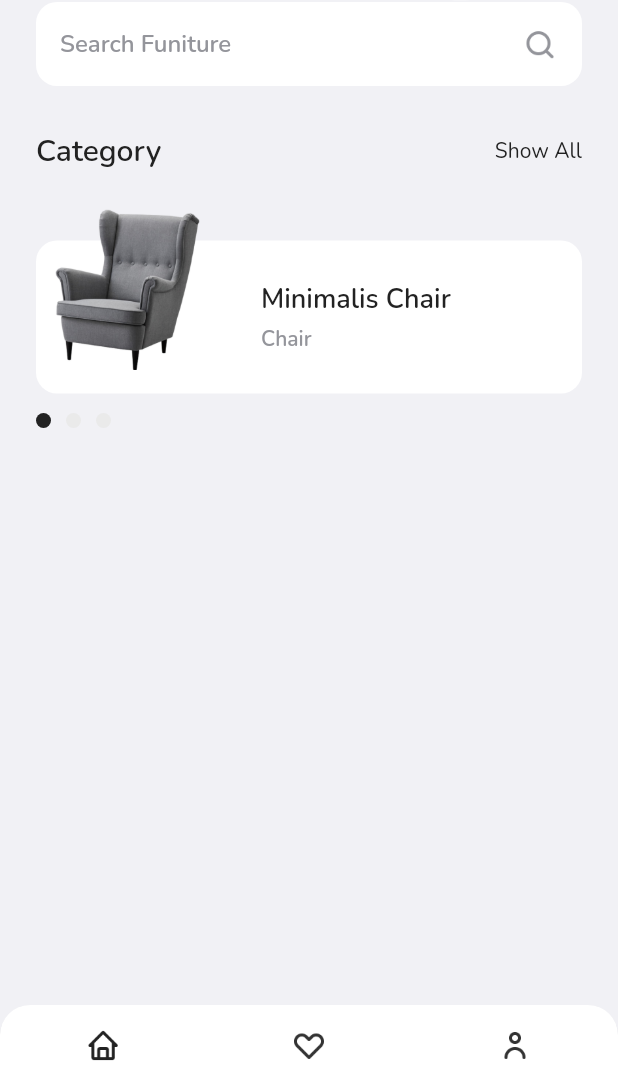
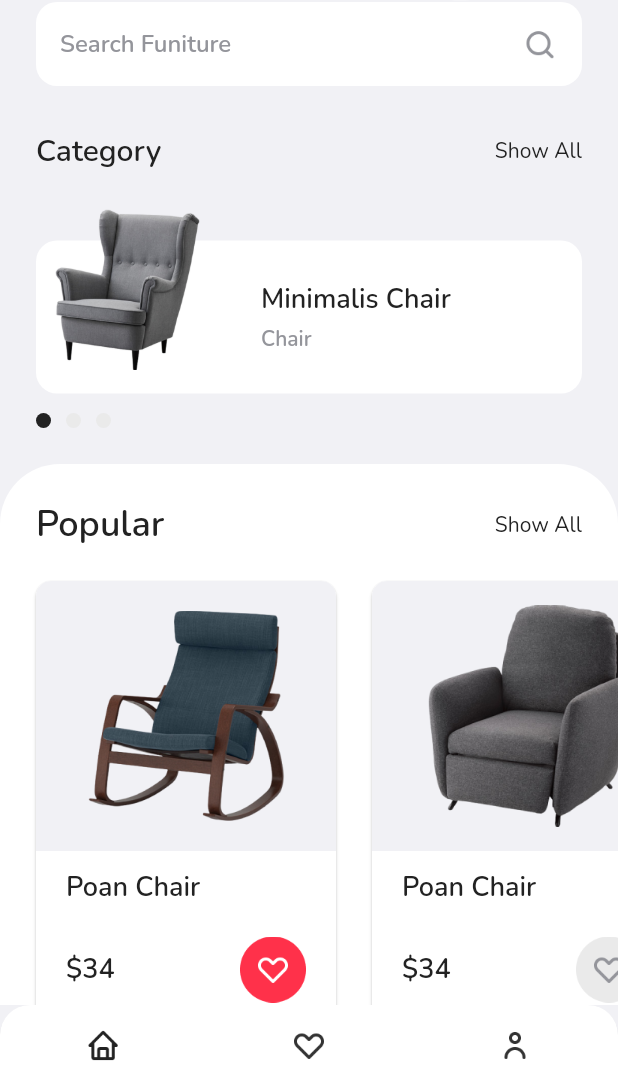
Before and after one commit to joedave13/space, a Flutter app: the HomePage screen opened by its route, on a phone screen of 412 x 824 dp, the part 147-1236 px from its top. Run offline on Flutter 3.47's test engine with Material 2 defaults, Android fonts, the phone set to English and light mode, and no system bars; drawn by our look-alikes of carousel_slider; our stand-ins replace fluttertoast, google_fonts.

Commit message:
home page - popular section

```diff
--- a/analysis_options.yaml
+++ b/analysis_options.yaml
@@ -24,6 +24,7 @@ linter:
   rules:
     prefer_const_constructors: false
     prefer_const_literals_to_create_immutables: false
+    sized_box_for_whitespace: false
     # avoid_print: false  # Uncomment to disable the `avoid_print` rule
     # prefer_single_quotes: true  # Uncomment to enable the `prefer_single_quotes` rule
 
--- a/lib/pages/home_page.dart
+++ b/lib/pages/home_page.dart
@@ -2,6 +2,7 @@ import 'package:carousel_slider/carousel_slider.dart';
 import 'package:flutter/material.dart';
 import 'package:space/theme.dart';
 import 'package:space/widgets/home_category_item.dart';
+import 'package:space/widgets/home_popular_item.dart';
 
 class HomePage extends StatefulWidget {
   const HomePage({Key? key}) : super(key: key);
@@ -232,6 +233,82 @@ class _HomePageState extends State<HomePage> {
                   ],
                 ),
               ),
+
+              // POPULAR SECTION
+              Container(
+                margin: EdgeInsets.only(
+                  top: 24,
+                ),
+                decoration: BoxDecoration(
+                  borderRadius: BorderRadius.only(
+                    topLeft: Radius.circular(40),
+                    topRight: Radius.circular(40),
+                  ),
+                  color: kWhiteColor,
+                ),
+                child: Column(
+                  children: [
+                    Container(
+                      margin: EdgeInsets.only(
+                        top: 24,
+                      ),
+                      padding: EdgeInsets.symmetric(
+                        horizontal: 24,
+                      ),
+                      child: Row(
+                        mainAxisAlignment: MainAxisAlignment.spaceBetween,
+                        children: [
+                          Text(
+                            'Popular',
+                            style: blackTextStyle.copyWith(
+                              fontSize: 24,
+                              fontWeight: semiBold,
+                            ),
+                          ),
+                          Text(
+                            'Show All',
+                            style: blackTextStyle,
+                          ),
+                        ],
+                      ),
+                    ),
+                    SizedBox(
+                      height: 16,
+                    ),
+                    SizedBox(
+                      height: 310,
+                      child: SingleChildScrollView(
+                        scrollDirection: Axis.horizontal,
+                        child: Row(
+                          children: [
+                            HomePopularItem(
+                              title: 'Poan Chair',
+                              imageUrl: 'assets/image_product_popular1.png',
+                              price: 34,
+                              isWishlist: true,
+                            ),
+                            HomePopularItem(
+                              title: 'Poan Chair',
+                              imageUrl: 'assets/image_product_popular2.png',
+                              price: 34,
+                              isWishlist: false,
+                            ),
+                            HomePopularItem(
+                              title: 'Poan Chair',
+                              imageUrl: 'assets/image_product_popular3.png',
+                              price: 34,
+                              isWishlist: false,
+                            ),
+                          ],
+                        ),
+                      ),
+                    ),
+                    SizedBox(
+                      height: 50,
+                    ),
+                  ],
+                ),
+              ),
             ],
           ),
         ],
--- /dev/null
+++ b/lib/widgets/home_popular_item.dart
@@ -0,0 +1,89 @@
+import 'package:flutter/material.dart';
+import 'package:space/theme.dart';
+
+class HomePopularItem extends StatelessWidget {
+  final String title;
+  final String imageUrl;
+  final int price;
+  final bool isWishlist;
+
+  const HomePopularItem({
+    Key? key,
+    required this.title,
+    required this.imageUrl,
+    required this.price,
+    required this.isWishlist,
+  }) : super(key: key);
+
+  @override
+  Widget build(BuildContext context) {
+    return Container(
+      height: 300,
+      child: Card(
+        shape: RoundedRectangleBorder(
+          borderRadius: BorderRadius.circular(10),
+        ),
+        margin: EdgeInsets.only(
+          left: 24,
+        ),
+        child: Column(
+          children: [
+            Container(
+              width: 200,
+              height: 180,
+              decoration: BoxDecoration(
+                color: kWhiteGrayColor,
+                borderRadius: BorderRadius.vertical(
+                  top: Radius.circular(10),
+                ),
+              ),
+              child: Center(
+                child: Image.asset(
+                  imageUrl,
+                  width: 160,
+                ),
+              ),
+            ),
+            Container(
+              width: 200,
+              padding: EdgeInsets.symmetric(horizontal: 20, vertical: 12),
+              child: Column(
+                crossAxisAlignment: CrossAxisAlignment.start,
+                children: [
+                  Text(
+                    title,
+                    style: blackTextStyle.copyWith(
+                      fontSize: 18,
+                      fontWeight: semiBold,
+                    ),
+                  ),
+                  SizedBox(
+                    height: 20,
+                  ),
+                  Row(
+                    mainAxisAlignment: MainAxisAlignment.spaceBetween,
+                    children: [
+                      Text(
+                        '\$${price.toString()}',
+                        style: blackTextStyle.copyWith(
+                          fontSize: 18,
+                          fontWeight: semiBold,
+                        ),
+                      ),
+                      Image.asset(
+                        isWishlist
+                            ? 'assets/button_wishlist_active.png'
+                            : 'assets/button_wishlist.png',
+                        width: 44,
+                      ),
+                    ],
+                  ),
+                ],
+              ),
+            ),
+          ],
+        ),
+      ),
+    );
+  }
+}
```
